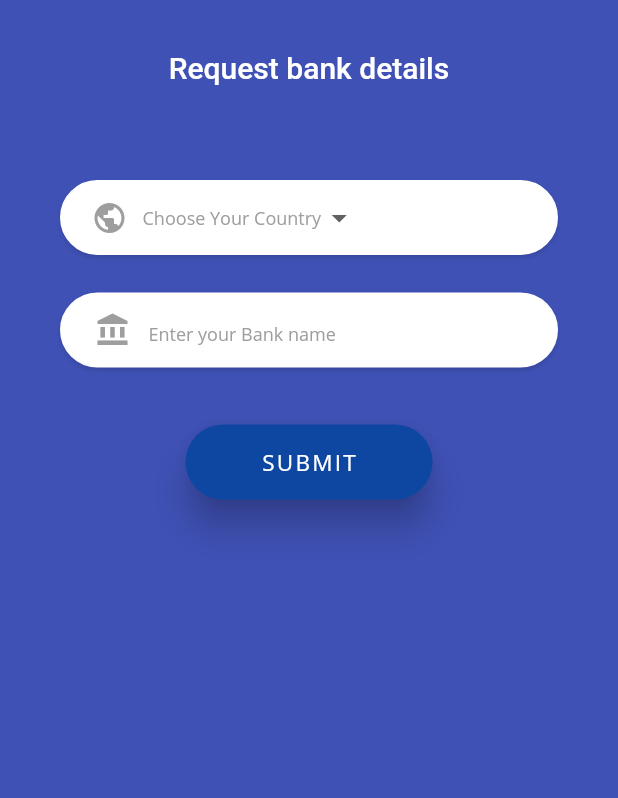
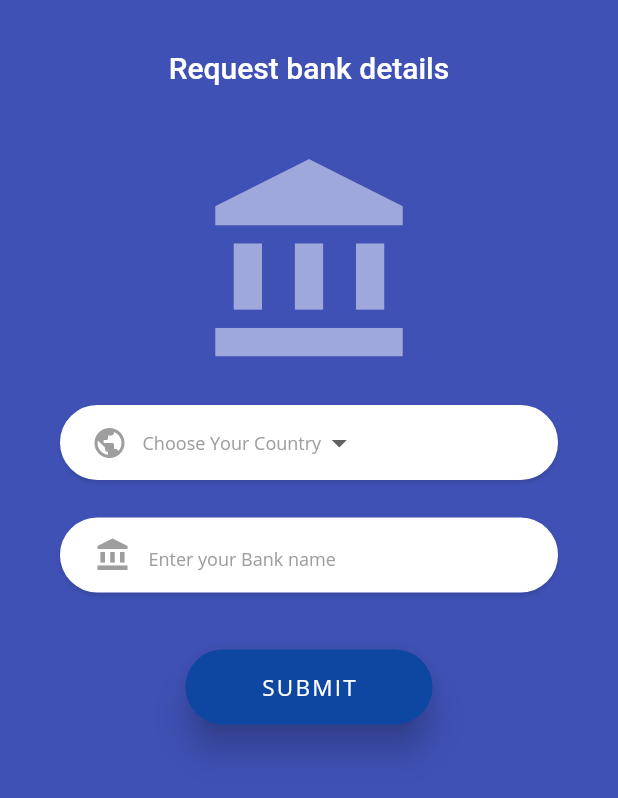
Before and after one commit to incrypto32/bankcardgen, a Flutter app: the screen it shows after launch, after a tap on "Request a bank", on a phone screen of 412 x 824 dp. Shown: the top 798 px of the screen. Run offline on Flutter 3.47's test engine with Material 2 defaults, Android fonts, the phone set to English and light mode, and no system bars; our stand-ins replace font_awesome_flutter, permission_handler, simple_animations; missing offline and left inert: esys_flutter_share, ext_storage.

Commit message:
adding request bankname

```diff
--- a/lib/screens/bank_request.dart
+++ b/lib/screens/bank_request.dart
@@ -49,11 +49,11 @@ class formState extends State<bankRequestForm> {
             child: Column(
               mainAxisAlignment: MainAxisAlignment.center,
               children: [
-        //         Icon(
-        //              Icons.account_balance,
-        //              color: Colors.indigo[200],
-        //             size: 150,
-        //            ),
+                 Icon(
+                      Icons.account_balance,
+                      color: Colors.indigo[200],
+                     size: 150,
+                    ),
                 Container(
                   height: 15,
                 ),
```
